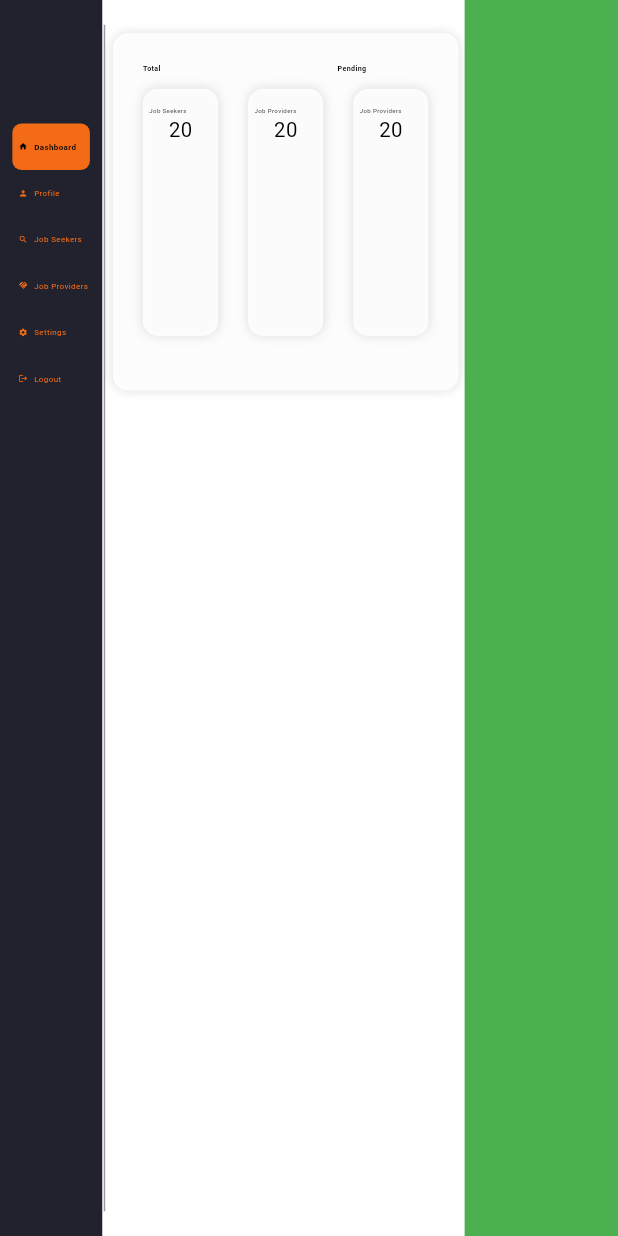
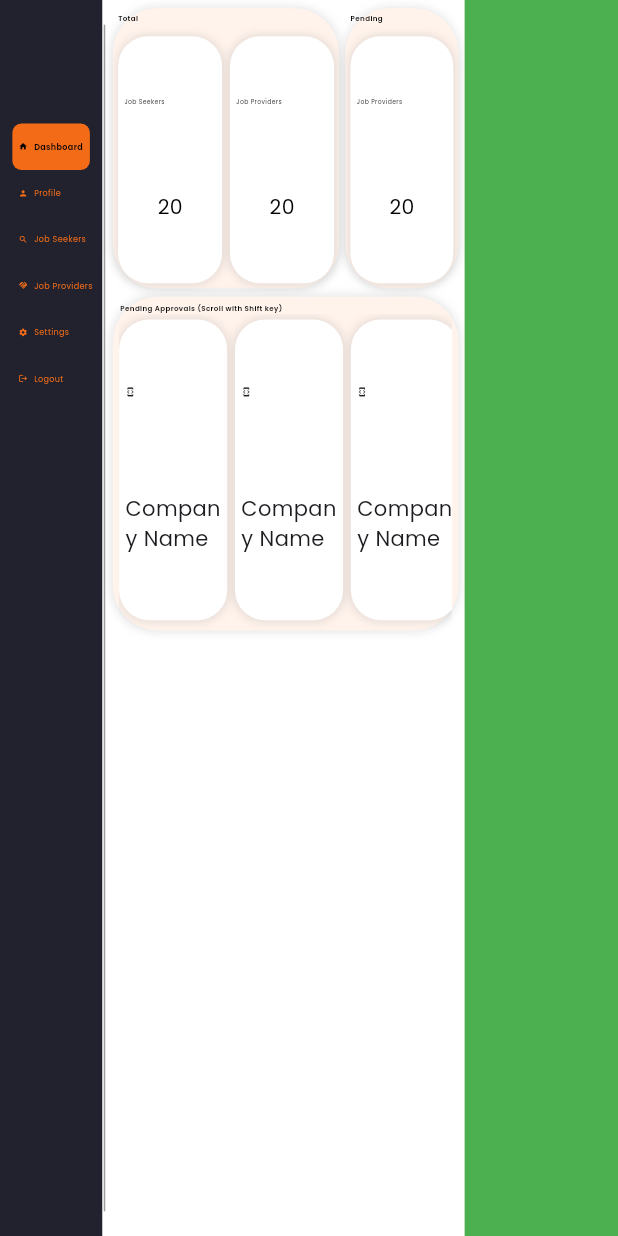
Before and after one commit to Randil-Hasanga/third_year_project_web_team_14, a Flutter app: the screen it shows after launch, on a phone screen of 412 x 824 dp. Run offline on Flutter 3.47's test engine with Material 3 defaults, Android fonts, the phone set to English and light mode, and no system bars; our stand-ins replace fl_chart, get_it, google_fonts.

Commit message:
HorizontalScrollbar

```diff
--- a/jms_desktop/lib/const/constants.dart
+++ b/jms_desktop/lib/const/constants.dart
@@ -6,7 +6,10 @@ import 'package:flutter/material.dart';
 const backgroundColor = Color.fromARGB(221, 255, 255, 255);
 const primaryColor = Color(0xFF2697ff);
 const secondaryColor = Color(0xFFffffff);
-const cardBackgroundColor = Color(0xFF15131c);
+//const cardBackgroundColor = Color(0xFF15131c);
+const cardBackgroundColorLayer2 = Color.fromARGB(255, 255, 243, 236);
+const cardBackgroundColor = Colors.white;
+
 const selectionColor = Color.fromARGB(255, 243, 107, 23);
 //const selectionColor = Color(0xFF88b2ac);
 
--- a/jms_desktop/lib/main.dart
+++ b/jms_desktop/lib/main.dart
@@ -1,5 +1,6 @@
 import 'package:flutter/material.dart';
 import 'package:flutter/services.dart';
+import 'package:google_fonts/google_fonts.dart';
 import 'package:jms_desktop/const/constants.dart';
 import 'package:jms_desktop/pages/main_screen.dart';
 
@@ -20,6 +21,8 @@ class MyApp extends StatelessWidget {
         scaffoldBackgroundColor: backgroundColor,
         colorScheme: ColorScheme.fromSeed(seedColor: Colors.deepPurple),
         useMaterial3: true,
+        textTheme: GoogleFonts.poppinsTextTheme(),
+
       ),
       home: MainScreen(),
     );
--- /dev/null
+++ b/jms_desktop/lib/pages/test.dart
@@ -0,0 +1,17 @@
+import 'package:flutter/cupertino.dart';
+import 'package:flutter/material.dart';
+
+class TestPage extends StatelessWidget{
+
+  String companyName;
+
+  TestPage({required this.companyName});
+
+  @override
+  Widget build(BuildContext context) {
+    return Scaffold(
+      backgroundColor: Colors.blue,
+      body: Container(child: Text(companyName),),
+    );
+  }
+}
--- a/jms_desktop/lib/widgets/activity_details_card.dart
+++ b/jms_desktop/lib/widgets/activity_details_card.dart
@@ -11,19 +11,27 @@ class ActivityDetailsCardWidget extends StatefulWidget {
 }
 
 class _ActivityDetailsCardState extends State<ActivityDetailsCardWidget> {
-  double? _deviceWidth, _deviceHeight, _fontSize;
+  double? _deviceWidth, _deviceHeight, _widthXheight;
 
   @override
   Widget build(BuildContext context) {
     _deviceHeight = MediaQuery.of(context).size.height;
     _deviceWidth = MediaQuery.of(context).size.width;
-    _fontSize = _deviceHeight! * _deviceWidth! / 50000;
+    _widthXheight = _deviceHeight! * _deviceWidth! / 50000;
 
-    return Container(
+    return Row(
+      mainAxisAlignment: MainAxisAlignment.spaceAround,
+      mainAxisSize: MainAxisSize.max,
+      crossAxisAlignment: CrossAxisAlignment.center,
+      children: [
+        Expanded(
+          flex: 2,
+          child: Container(
             margin: EdgeInsets.all(_deviceWidth! * 0.01),
             decoration: BoxDecoration(
-        color: const Color.fromARGB(225, 255, 255, 255),
-        borderRadius: BorderRadius.circular(10),
+              //color: Color.fromARGB(172, 255, 255, 255),
+              color: cardBackgroundColorLayer2,
+              borderRadius: BorderRadius.circular(30),
               boxShadow: const [
                 BoxShadow(
                   color: Colors.black12,
@@ -34,7 +42,7 @@ class _ActivityDetailsCardState extends State<ActivityDetailsCardWidget> {
             ),
             //color: Colors.transparent,
             child: Padding(
-        padding: const EdgeInsets.all(20.0),
+              padding: EdgeInsets.all(_widthXheight! * 0.5),
               child: Column(
                 mainAxisAlignment: MainAxisAlignment.start,
                 mainAxisSize: MainAxisSize.max,
@@ -44,34 +52,21 @@ class _ActivityDetailsCardState extends State<ActivityDetailsCardWidget> {
                     mainAxisAlignment: MainAxisAlignment.start,
                     mainAxisSize: MainAxisSize.max,
                     children: [
-                Expanded(
-                  flex: 2,
-                  child: Text(
+                      Text(
                         "Total",
                         style: TextStyle(
                           color: const Color.fromARGB(255, 0, 0, 0),
-                      fontSize: _fontSize! * 0.7,
+                          fontSize: _widthXheight! * 0.7,
                           fontWeight: FontWeight.w600,
-                    ),
                         ),
                       ),
                       SizedBox(
                         width: _deviceWidth! * 0.02,
                       ),
-                Expanded(
-                  child: Text(
-                    "Pending",
-                    style: TextStyle(
-                      color: Colors.black,
-                      fontSize: _fontSize! * 0.7,
-                      fontWeight: FontWeight.w600,
-                    ),
-                  ),
-                )
                     ],
                   ),
                   SizedBox(
-              height: 10,
+                    height: _deviceHeight! * 0.01,
                   ),
                   Row(
                     mainAxisAlignment: MainAxisAlignment.spaceBetween,
@@ -83,8 +78,8 @@ class _ActivityDetailsCardState extends State<ActivityDetailsCardWidget> {
                         child: AnimatedContainer(
                           duration: Duration(milliseconds: 300),
                           decoration: BoxDecoration(
-                      color: const Color.fromARGB(225, 255, 255, 255),
-                      borderRadius: BorderRadius.circular(10),
+                            color: cardBackgroundColor,
+                            borderRadius: BorderRadius.circular(20),
                             boxShadow: const [
                               BoxShadow(
                                 color: Colors.black12,
@@ -99,7 +94,7 @@ class _ActivityDetailsCardState extends State<ActivityDetailsCardWidget> {
                                 horizontal: _deviceWidth! * 0.01,
                                 vertical: _deviceHeight! * 0.015),
                             child: Column(
-                        mainAxisAlignment: MainAxisAlignment.start,
+                              mainAxisAlignment: MainAxisAlignment.spaceAround,
                               mainAxisSize: MainAxisSize.max,
                               crossAxisAlignment: CrossAxisAlignment.start,
                               children: [
@@ -107,7 +102,7 @@ class _ActivityDetailsCardState extends State<ActivityDetailsCardWidget> {
                                   "Job Seekers ",
                                   style: TextStyle(
                                     color: Colors.black,
-                              fontSize: _fontSize! * 0.6,
+                                    fontSize: _widthXheight! * 0.6,
                                   ),
                                 ),
                                 Row(
@@ -118,7 +113,7 @@ class _ActivityDetailsCardState extends State<ActivityDetailsCardWidget> {
                                       "20",
                                       style: TextStyle(
                                         color: Colors.black,
-                                  fontSize: _fontSize! * 2,
+                                        fontSize: _widthXheight! * 2,
                                       ),
                                     ),
                                   ],
@@ -128,16 +123,16 @@ class _ActivityDetailsCardState extends State<ActivityDetailsCardWidget> {
                           ),
                         ),
                       ),
-                const SizedBox(
-                  width: 20,
+                      SizedBox(
+                        width: _deviceWidth! * 0.0125,
                       ),
                       Expanded(
                         flex: 1,
                         child: AnimatedContainer(
                           duration: Duration(milliseconds: 300),
                           decoration: BoxDecoration(
-                      color: const Color.fromARGB(225, 255, 255, 255),
-                      borderRadius: BorderRadius.circular(10),
+                            color: cardBackgroundColor,
+                            borderRadius: BorderRadius.circular(20),
                             boxShadow: const [
                               BoxShadow(
                                 color: Colors.black12,
@@ -152,7 +147,7 @@ class _ActivityDetailsCardState extends State<ActivityDetailsCardWidget> {
                                 horizontal: _deviceWidth! * 0.01,
                                 vertical: _deviceHeight! * 0.015),
                             child: Column(
-                        mainAxisAlignment: MainAxisAlignment.start,
+                              mainAxisAlignment: MainAxisAlignment.spaceAround,
                               mainAxisSize: MainAxisSize.max,
                               crossAxisAlignment: CrossAxisAlignment.start,
                               children: [
@@ -160,18 +155,19 @@ class _ActivityDetailsCardState extends State<ActivityDetailsCardWidget> {
                                   "Job Providers ",
                                   style: TextStyle(
                                     color: Colors.black,
-                              fontSize: _fontSize! * 0.6,
+                                    fontSize: _widthXheight! * 0.6,
                                   ),
                                 ),
                                 Row(
                                   mainAxisAlignment: MainAxisAlignment.center,
+                                  crossAxisAlignment: CrossAxisAlignment.center,
                                   children: [
                                     Text(
                                       // TODO: get data from DB
                                       "20",
                                       style: TextStyle(
                                         color: Colors.black,
-                                  fontSize: _fontSize! * 2,
+                                        fontSize: _widthXheight! * 2,
                                       ),
                                     ),
                                   ],
@@ -181,16 +177,69 @@ class _ActivityDetailsCardState extends State<ActivityDetailsCardWidget> {
                           ),
                         ),
                       ),
-                const SizedBox(
-                  width: 20,
+                    ],
                   ),
+                ],
+              ),
+            ),
+          ),
+        ),
+        Expanded(
+          flex: 1,
+          child: Container(
+            margin: EdgeInsets.only(right: _deviceWidth! * 0.01),
+            decoration: BoxDecoration(
+              //color: Color.fromARGB(172, 255, 255, 255),
+              color: cardBackgroundColorLayer2,
+              borderRadius: BorderRadius.circular(30),
+              boxShadow: const [
+                BoxShadow(
+                  color: Colors.black12,
+                  blurRadius: 5,
+                  offset: Offset(0, 0),
+                ),
+              ],
+            ),
+            //color: Colors.transparent,
+            child: Padding(
+              padding: EdgeInsets.all(_widthXheight! * 0.5),
+              child: Column(
+                mainAxisAlignment: MainAxisAlignment.start,
+                mainAxisSize: MainAxisSize.max,
+                crossAxisAlignment: CrossAxisAlignment.start,
+                children: [
+                  Row(
+                    mainAxisAlignment: MainAxisAlignment.start,
+                    mainAxisSize: MainAxisSize.max,
+                    children: [
+                      Text(
+                        "Pending",
+                        style: TextStyle(
+                          color: const Color.fromARGB(255, 0, 0, 0),
+                          fontSize: _widthXheight! * 0.7,
+                          fontWeight: FontWeight.w600,
+                        ),
+                      ),
+                      SizedBox(
+                        width: _deviceWidth! * 0.02,
+                      ),
+                    ],
+                  ),
+                  SizedBox(
+                    height: _deviceHeight! * 0.01,
+                  ),
+                  Row(
+                    mainAxisAlignment: MainAxisAlignment.spaceBetween,
+                    mainAxisSize: MainAxisSize.max,
+                    crossAxisAlignment: CrossAxisAlignment.start,
+                    children: [
                       Expanded(
                         flex: 1,
                         child: AnimatedContainer(
                           duration: Duration(milliseconds: 300),
                           decoration: BoxDecoration(
-                      color: const Color.fromARGB(225, 255, 255, 255),
-                      borderRadius: BorderRadius.circular(10),
+                            color: cardBackgroundColor,
+                            borderRadius: BorderRadius.circular(20),
                             boxShadow: const [
                               BoxShadow(
                                 color: Colors.black12,
@@ -205,7 +254,7 @@ class _ActivityDetailsCardState extends State<ActivityDetailsCardWidget> {
                                 horizontal: _deviceWidth! * 0.01,
                                 vertical: _deviceHeight! * 0.015),
                             child: Column(
-                        mainAxisAlignment: MainAxisAlignment.start,
+                              mainAxisAlignment: MainAxisAlignment.spaceAround,
                               mainAxisSize: MainAxisSize.max,
                               crossAxisAlignment: CrossAxisAlignment.start,
                               children: [
@@ -213,7 +262,7 @@ class _ActivityDetailsCardState extends State<ActivityDetailsCardWidget> {
                                   "Job Providers ",
                                   style: TextStyle(
                                     color: Colors.black,
-                              fontSize: _fontSize! * 0.6,
+                                    fontSize: _widthXheight! * 0.6,
                                   ),
                                 ),
                                 Row(
@@ -224,7 +273,7 @@ class _ActivityDetailsCardState extends State<ActivityDetailsCardWidget> {
                                       "20",
                                       style: TextStyle(
                                         color: Colors.black,
-                                  fontSize: _fontSize! * 2,
+                                        fontSize: _widthXheight! * 2,
                                       ),
                                     ),
                                   ],
@@ -236,16 +285,12 @@ class _ActivityDetailsCardState extends State<ActivityDetailsCardWidget> {
                       ),
                     ],
                   ),
-            SizedBox(
-              height: _deviceHeight! * 0.02,
-            ),
-            // Container(
-            //   height: 1.5,
-            //   color: Colors.grey,
-            // ),
                 ],
               ),
             ),
+          ),
+        ),
+      ],
     );
   }
 }
--- a/jms_desktop/lib/widgets/dashboard_widget.dart
+++ b/jms_desktop/lib/widgets/dashboard_widget.dart
@@ -1,6 +1,7 @@
 import 'package:fl_chart/fl_chart.dart';
 import 'package:flutter/material.dart';
 import 'package:jms_desktop/widgets/activity_details_card.dart';
+import 'package:jms_desktop/widgets/pending_approvals_widget.dart';
 
 class DashboardWidget extends StatefulWidget {
   @override
@@ -10,14 +11,24 @@ class DashboardWidget extends StatefulWidget {
 }
 
 class _DashboardState extends State<DashboardWidget> {
+  double? _deviceWidth, _deviceHeight, _widthXheight;
+
   @override
   Widget build(BuildContext context) {
+    _deviceHeight = MediaQuery.of(context).size.height;
+    _deviceWidth = MediaQuery.of(context).size.width;
+    _widthXheight = _deviceHeight! * _deviceWidth! / 50000;
+
     return Column(
       children: [
-        const SizedBox(
-          height: 18,
+        SizedBox(
+          height: _widthXheight! * 0.2,
         ),
         ActivityDetailsCardWidget(),
+        SizedBox(
+          height: _widthXheight! * 0.2,
+        ),
+        ApprovalListWidget(),
       ],
     );
   }
--- /dev/null
+++ b/jms_desktop/lib/widgets/listView_builder.dart
@@ -0,0 +1,68 @@
+import 'package:flutter/material.dart';
+import 'package:get_it/get_it.dart';
+import 'package:jms_desktop/const/constants.dart';
+import 'package:jms_desktop/pages/test.dart';
+
+class ListViewBuilderWidget extends StatelessWidget {
+  double? _deviceWidth, _deviceHeight, _widthXheight;
+  TestPage? testPage;
+
+  @override
+  Widget build(BuildContext context) {
+    _deviceHeight = MediaQuery.of(context).size.height;
+    _deviceWidth = MediaQuery.of(context).size.width;
+    _widthXheight = _deviceHeight! * _deviceWidth! / 50000;
+    return Padding(
+      padding: EdgeInsets.only(
+        right: _deviceWidth! * 0.0125,
+        top: _widthXheight! * 0.5,
+        bottom: _widthXheight! * 1,
+      ),
+      child: GestureDetector(
+        onTap: () {
+          Navigator.push(
+            context,
+            MaterialPageRoute(
+              builder: (context) => TestPage(
+                companyName: "XYZ",
+              ),
+            ),
+          );
+        },
+        child: AnimatedContainer(
+          duration: Duration(microseconds: 300),
+          height: _deviceHeight! * 0.2,
+          width: _deviceWidth! * 0.175,
+          decoration: BoxDecoration(
+            color: cardBackgroundColor,
+            borderRadius: BorderRadius.circular(20),
+            boxShadow: const [
+              BoxShadow(
+                color: Colors.black12,
+                blurRadius: 5,
+                offset: Offset(0, 0),
+              ),
+            ],
+          ),
+          child: Padding(
+            padding: EdgeInsets.symmetric(
+                horizontal: _deviceWidth! * 0.01,
+                vertical: _deviceHeight! * 0.015),
+            child: Column(
+              mainAxisAlignment: MainAxisAlignment.spaceAround,
+              mainAxisSize: MainAxisSize.max,
+              crossAxisAlignment: CrossAxisAlignment.start,
+              children: [
+                Icon(
+                  Icons.developer_mode,
+                  size: _widthXheight! * 1,
+                ),
+                Text("Company Name")
+              ],
+            ),
+          ),
+        ),
+      ),
+    );
+  }
+}
--- a/jms_desktop/lib/widgets/monthly_details_chart.dart
+++ /dev/null
@@ -1,16 +0,0 @@
-import 'package:flutter/material.dart';
-
-class MonthlyChart extends StatefulWidget{
-  @override
-  State<StatefulWidget> createState() {
-    return _MonthlyChartState();
-  }
-}
-
-class _MonthlyChartState extends State<MonthlyChart>{
-  @override
-  Widget build(BuildContext context) {
-
-    return Container();
-  }
-}
--- /dev/null
+++ b/jms_desktop/lib/widgets/pending_approvals_widget.dart
@@ -0,0 +1,73 @@
+import 'package:flutter/cupertino.dart';
+import 'package:flutter/material.dart';
+import 'package:flutter/widgets.dart';
+import 'package:jms_desktop/const/constants.dart';
+import 'package:jms_desktop/widgets/listView_builder.dart';
+
+class ApprovalListWidget extends StatefulWidget {
+  @override
+  State<StatefulWidget> createState() {
+    return _ApprovalListWidgetState();
+  }
+}
+
+class _ApprovalListWidgetState extends State<ApprovalListWidget> {
+  double? _deviceWidth, _deviceHeight, _widthXheight;
+
+  @override
+  Widget build(BuildContext context) {
+    _deviceHeight = MediaQuery.of(context).size.height;
+    _deviceWidth = MediaQuery.of(context).size.width;
+    _widthXheight = _deviceHeight! * _deviceWidth! / 50000;
+
+    return Container(
+      margin: EdgeInsets.symmetric(horizontal: _deviceWidth! * 0.01),
+      padding: EdgeInsets.symmetric(horizontal: _deviceWidth! * 0.01),
+      height: _deviceHeight! * 0.27,
+      decoration: BoxDecoration(
+        //color: Color.fromARGB(172, 255, 255, 255),
+        color: cardBackgroundColorLayer2,
+        borderRadius: BorderRadius.circular(30),
+        boxShadow: const [
+          BoxShadow(
+            color: Colors.black12,
+            blurRadius: 5,
+            offset: Offset(0, 0),
+          ),
+        ],
+      ),
+      child: Column(
+        children: [
+          Align(
+              alignment: Alignment.topLeft,
+              child: Padding(
+                padding: EdgeInsets.only(
+                    top: _widthXheight! * 0.7, left: _widthXheight! * 0.1),
+                child: Row(
+                  children: [
+                    Text(
+                      "Pending Approvals (Scroll with Shift key)",
+                      style: TextStyle(
+                        color: Colors.black,
+                        fontSize: _widthXheight! * 0.7,
+                        fontWeight: FontWeight.w600,
+                      ),
+                    ),
+                  ],
+                ),
+              )),
+          Expanded(
+            child: ListView.builder(
+              shrinkWrap: true,
+              itemCount: 10,
+              scrollDirection: Axis.horizontal,
+              itemBuilder: (context, index) {
+                return ListViewBuilderWidget();
+              },
+            ),
+          ),
+        ],
+      ),
+    );
+  }
+}
--- a/jms_desktop/pubspec.yaml
+++ b/jms_desktop/pubspec.yaml
@@ -32,6 +32,8 @@ dependencies:
     sdk: flutter
   fl_chart: ^0.66.2
   flutter_svg: ^2.0.10+1
+  google_fonts: ^6.2.1
+  get_it: ^7.6.7
 
 
   # The following adds the Cupertino Icons font to your application.
```
Also changed, not shown: jms_desktop/pubspec.lock, 1 other file. Lines whose indentation alone changed are shown as unchanged.
